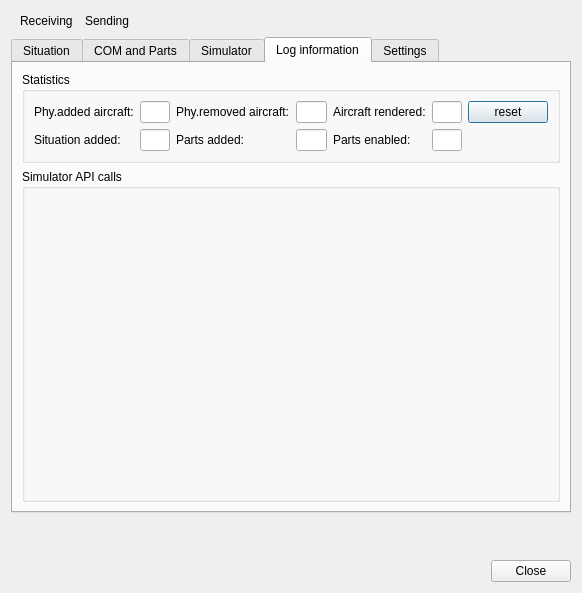
Above: src/plugins/simulator/emulated/simulatoremulatedmonitordialog.ui from swift-project/pilotclient before the change. Below: the same form after it.
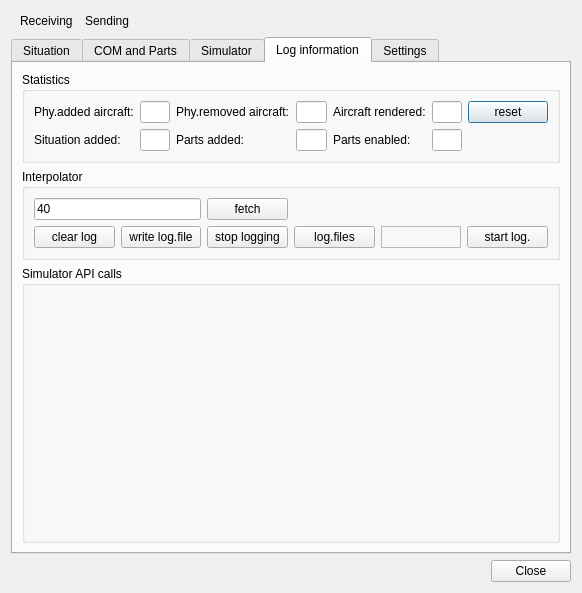
That is the form after the change. Custom widgets are drawn as their Qt base class.

Commit message:
Ref T171, fetch interpolator values in emulated driver. This allows to test and monitor the interpolator in the emulated driver.
* UI allows to start/stop interpolator logging
* Fetch data from interpolator

Diff of the .ui file:
```diff
--- a/src/plugins/simulator/emulated/simulatoremulatedmonitordialog.ui
+++ b/src/plugins/simulator/emulated/simulatoremulatedmonitordialog.ui
@@ -385,6 +385,83 @@
          </layout>
         </widget>
        </item>
+       <item>
+        <widget class="QGroupBox" name="gb_Interpolator">
+         <property name="title">
+          <string>Interpolator</string>
+         </property>
+         <layout class="QGridLayout" name="gridLayout">
+          <item row="1" column="6">
+           <widget class="QPushButton" name="pb_InterpolatorStartLog">
+            <property name="text">
+             <string> start log. </string>
+            </property>
+           </widget>
+          </item>
+          <item row="1" column="0">
+           <widget class="QPushButton" name="pb_InterpolatorClearLog">
+            <property name="text">
+             <string> clear log </string>
+            </property>
+           </widget>
+          </item>
+          <item row="1" column="2">
+           <widget class="QPushButton" name="pb_InterpolatorStopLog">
+            <property name="text">
+             <string> stop logging </string>
+            </property>
+           </widget>
+          </item>
+          <item row="1" column="1">
+           <widget class="QPushButton" name="pb_InterpolatorWriteLog">
+            <property name="text">
+             <string> write log.file </string>
+            </property>
+           </widget>
+          </item>
+          <item row="1" column="3">
+           <widget class="QPushButton" name="pb_InterpolatorShowLogs">
+            <property name="text">
+             <string> log.files </string>
+            </property>
+           </widget>
+          </item>
+          <item row="1" column="5">
+           <widget class="BlackGui::Components::CCallsignCompleter" name="comp_LogInterpolatorCallsign">
+            <property name="frameShape">
+             <enum>QFrame::StyledPanel</enum>
+            </property>
+            <property name="frameShadow">
+             <enum>QFrame::Raised</enum>
+            </property>
+           </widget>
+          </item>
+          <item row="0" column="2">
+           <widget class="QPushButton" name="pb_InterpolatorFetch">
+            <property name="text">
+             <string>fetch</string>
+            </property>
+           </widget>
+          </item>
+          <item row="0" column="0" colspan="2">
+           <widget class="QLineEdit" name="le_InterpolatorTimeMs">
+            <property name="text">
+             <string>40</string>
+            </property>
+            <property name="maxLength">
+             <number>10</number>
+            </property>
+            <property name="placeholderText">
+             <string>fetch time ms</string>
+            </property>
+           </widget>
+          </item>
+          <item row="0" column="3">
+           <widget class="BlackGui::CLedWidget" name="led_Fetching" native="true"/>
+          </item>
+         </layout>
+        </widget>
+       </item>
        <item>
         <widget class="QGroupBox" name="gb_LogMessages">
          <property name="sizePolicy">
@@ -426,19 +503,6 @@
      </widget>
     </widget>
    </item>
-   <item>
-    <spacer name="vs_Situation">
-     <property name="orientation">
-      <enum>Qt::Vertical</enum>
-     </property>
-     <property name="sizeHint" stdset="0">
-      <size>
-       <width>20</width>
-       <height>40</height>
-      </size>
-     </property>
-    </spacer>
-   </item>
    <item>
     <widget class="QDialogButtonBox" name="bb_SwiftMonitorDialog">
      <property name="orientation">
@@ -488,6 +552,12 @@
    <header>blackgui/led.h</header>
    <container>1</container>
   </customwidget>
+  <customwidget>
+   <class>BlackGui::Components::CCallsignCompleter</class>
+   <extends>QFrame</extends>
+   <header>blackgui/components/callsigncompleter.h</header>
+   <container>1</container>
+  </customwidget>
  </customwidgets>
  <resources/>
  <connections>
```
Left out of the diff: 17 changed lines with no effect on the pictures. The commit also changes 4 other files.
